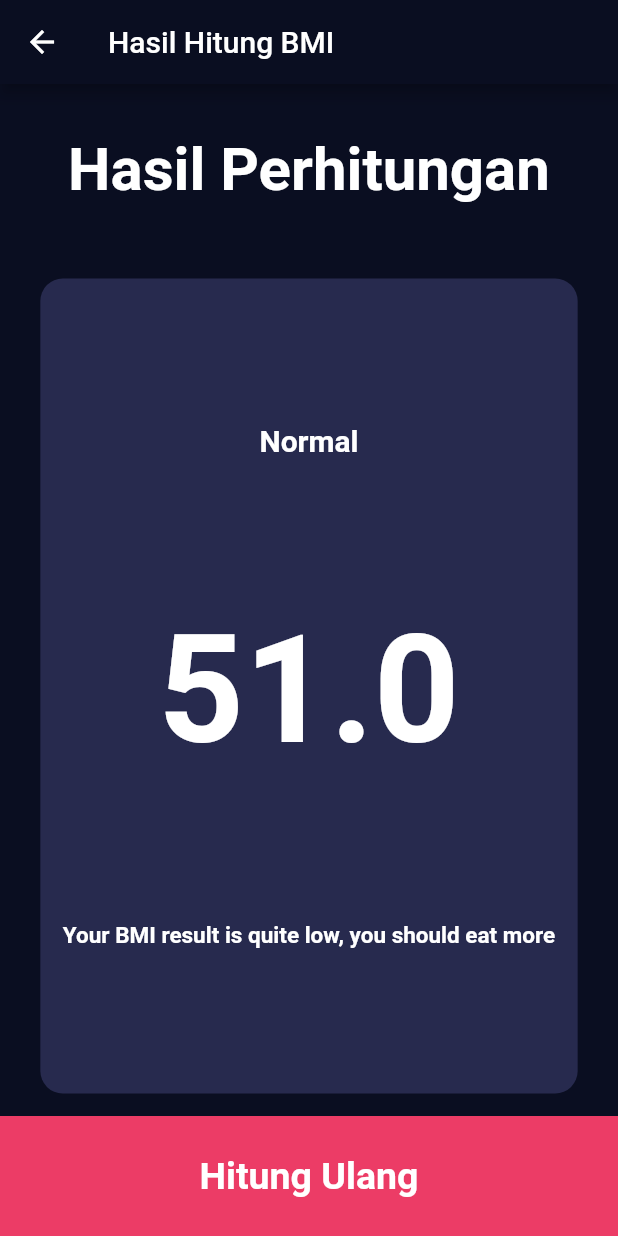
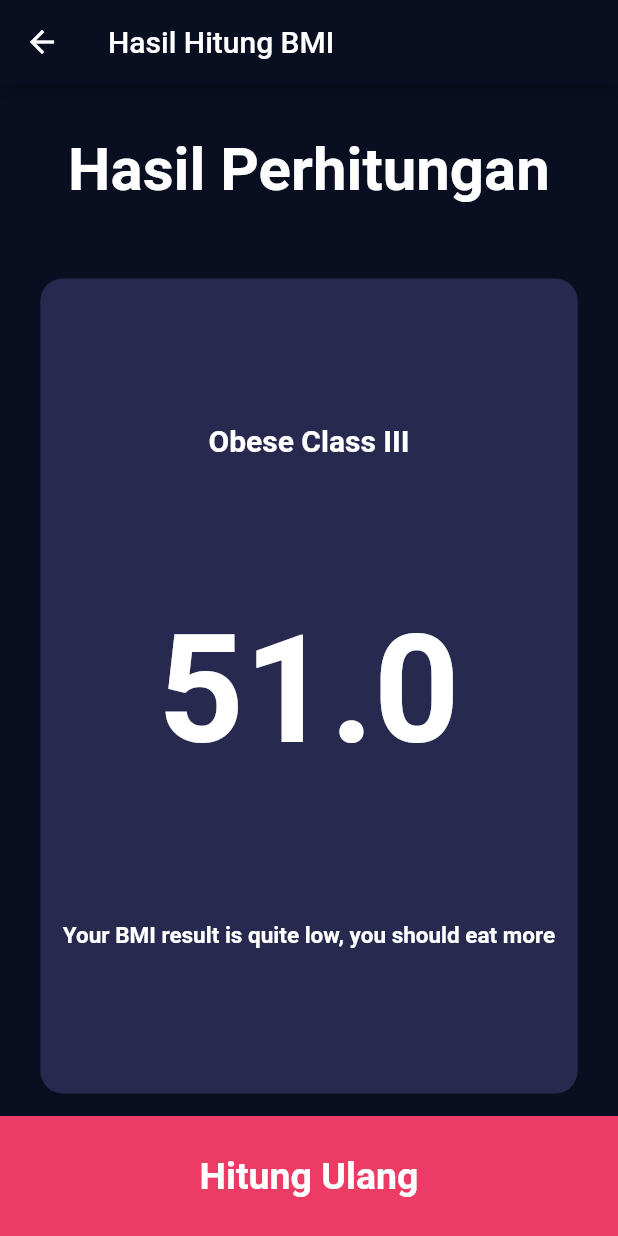
Before and after one commit to hadziqmtqn/bmi, a Flutter app: the screen it shows after launch, after a tap on "Hitung BMI", on a phone screen of 412 x 824 dp. Run offline on Flutter 3.47's test engine with Material 2 defaults, Android fonts, the phone set to English and light mode, and no system bars.

Commit message:
kategori BMI berdasarkan hasil hitung

```diff
--- a/lib/constants/constant.dart
+++ b/lib/constants/constant.dart
@@ -6,3 +6,12 @@ TextStyle? labelTextStyle =
         );
 TextStyle numberTextStyle =
     TextStyle(fontSize: 50, fontWeight: FontWeight.bold, color: Colors.white);
+
+String underweightSevere = "Underweight (Severe thinnese)";
+String underweightModerate = "Underweight (Moderate thinnese)";
+String underweightMild = "Underweight (Mild thinnese)";
+String normal = "Normal";
+String overweight = "Overweight";
+String obeseI = "Obese Class I";
+String obeseII = "Obese Class II";
+String obeseIII = "Obese Class III";
--- a/lib/views/bmi_result_screen.dart
+++ b/lib/views/bmi_result_screen.dart
@@ -1,9 +1,33 @@
+import 'package:bmi/constants/constant.dart';
 import 'package:bmi/views/bmi_data_screen.dart';
 import 'package:flutter/material.dart';
 
 class BmiResultScreen extends StatelessWidget {
   const BmiResultScreen({Key? key, required this.bmi}) : super(key: key);
   final double bmi;
+
+  determineBmiCatergory(double bmiValue) {
+    String category = "";
+    if (bmiValue < 16.0) {
+      category = underweightSevere;
+    } else if (bmiValue >= 16.0 && bmiValue < 17) {
+      category = underweightModerate;
+    } else if (bmiValue >= 17.0 && bmiValue < 18.5) {
+      category = underweightMild;
+    } else if (bmiValue >= 18.5 && bmiValue < 25) {
+      category = normal;
+    } else if (bmiValue >= 25 && bmiValue < 30) {
+      category = overweight;
+    } else if (bmiValue >= 30 && bmiValue < 35) {
+      category = obeseI;
+    } else if (bmiValue >= 35 && bmiValue < 40) {
+      category = obeseII;
+    } else if (bmiValue > 40) {
+      category = obeseIII;
+    }
+
+    return category;
+  }
 
   @override
   Widget build(BuildContext context) {
@@ -35,7 +59,7 @@ class BmiResultScreen extends StatelessWidget {
                   mainAxisAlignment: MainAxisAlignment.spaceEvenly,
                   children: [
                     Text(
-                      "Normal",
+                      determineBmiCatergory(bmi),
                       style: TextStyle(
                           fontSize: 20,
                           fontWeight: FontWeight.bold,
```
